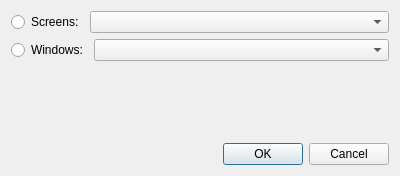
The window that Plugins/WebBrowser/DlgScreenCapture.ui (KangLin/RabbitRemoteControl) describes before a commit, drawn with Qt 5.
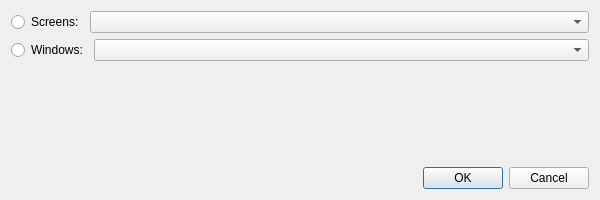
The same window after the commit.

What changed in the file:
```diff
--- a/Plugins/WebBrowser/DlgScreenCapture.ui
+++ b/Plugins/WebBrowser/DlgScreenCapture.ui
@@ -6,8 +6,8 @@
    <rect>
     <x>0</x>
     <y>0</y>
-    <width>400</width>
-    <height>176</height>
+    <width>600</width>
+    <height>200</height>
    </rect>
   </property>
   <property name="windowTitle">
```
